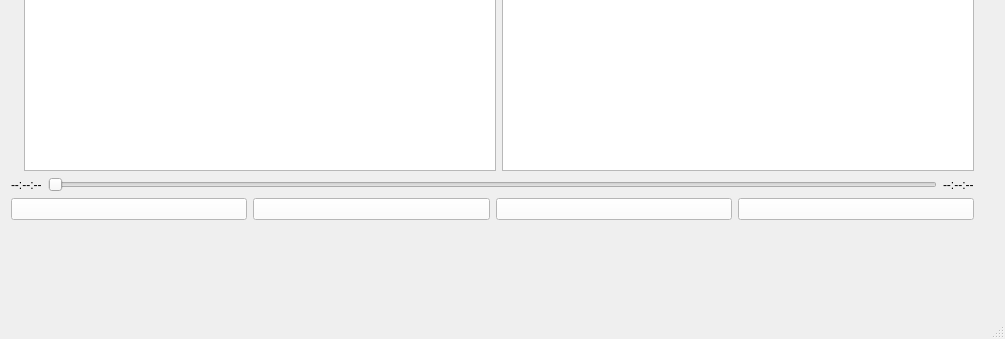
Old version of the form client/mainwindow.ui in the repository CryptoPooki/projet_IHM_2; both pictures show x 0 to 1005 and y 279 to 618 of the 1005 by 618 pixel window.
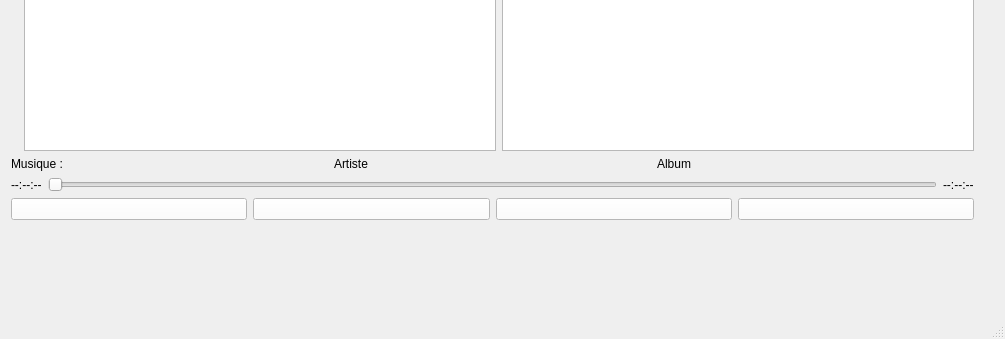
New version of the form.

Patch:
```diff
--- a/client/mainwindow.ui
+++ b/client/mainwindow.ui
@@ -94,6 +94,52 @@
        </item>
       </layout>
      </item>
+     <item>
+      <layout class="QHBoxLayout" name="horizontalLayout">
+       <item>
+        <widget class="QLabel" name="MusiqueLabel">
+         <property name="text">
+          <string>Musique :</string>
+         </property>
+        </widget>
+       </item>
+       <item>
+        <widget class="QLabel" name="Musique">
+         <property name="text">
+          <string/>
+         </property>
+        </widget>
+       </item>
+       <item>
+        <widget class="QLabel" name="ArtisteLabel">
+         <property name="text">
+          <string>Artiste</string>
+         </property>
+        </widget>
+       </item>
+       <item>
+        <widget class="QLabel" name="Artiste">
+         <property name="text">
+          <string/>
+         </property>
+        </widget>
+       </item>
+       <item>
+        <widget class="QLabel" name="AlbumLabel">
+         <property name="text">
+          <string>Album</string>
+         </property>
+        </widget>
+       </item>
+       <item>
+        <widget class="QLabel" name="Album">
+         <property name="text">
+          <string/>
+         </property>
+        </widget>
+       </item>
+      </layout>
+     </item>
      <item>
       <layout class="QHBoxLayout" name="Infos_temps_lecture">
        <item>
```
Left out of the diff: 2 changed lines with no effect on the pictures.
